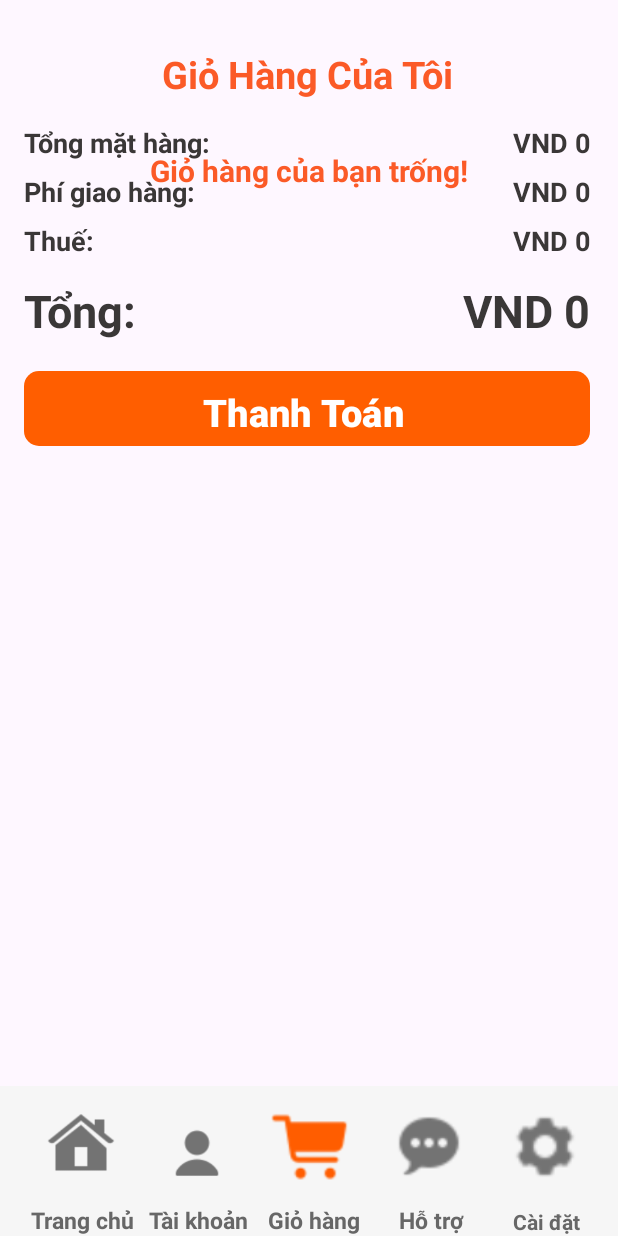
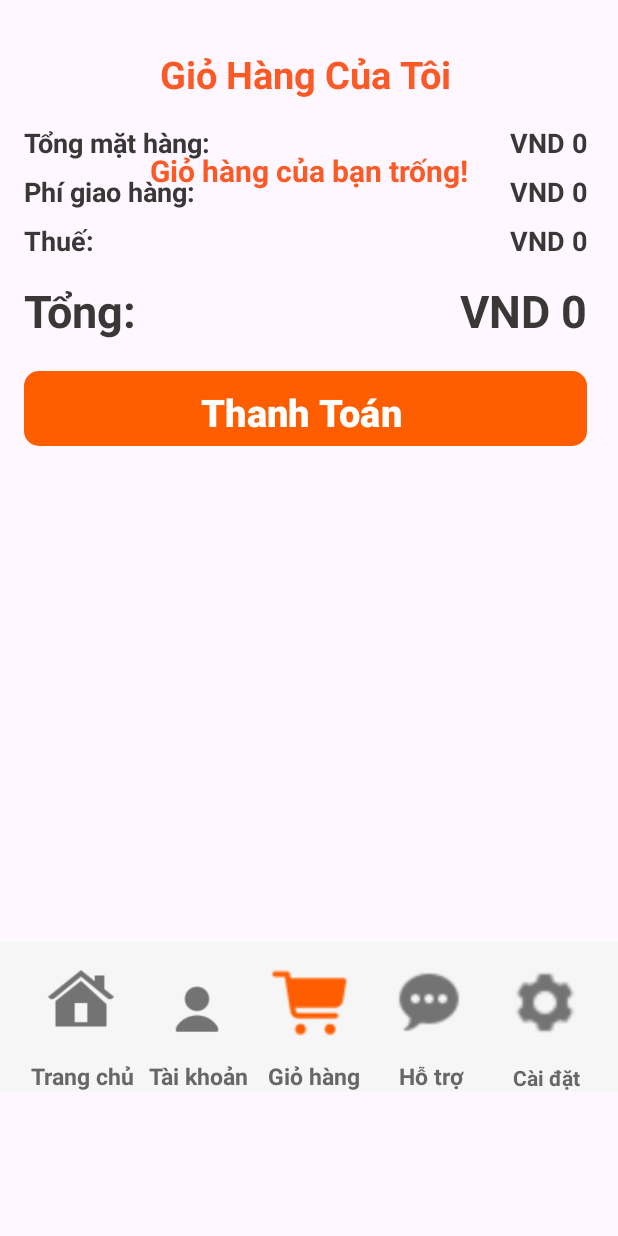
Before and after one commit to damthao2003/FoodApp, an Android app: the layout activity_cart_list.xml on its own in the app's theme, with its tools: preview values and no code run, on a phone screen of 412 x 824 dp. Run offline under Robolectric (Android 15) with nearby library versions, the light colour scheme and no system bars.

Commit message:
update12

```diff
--- a/app/src/main/res/layout/activity_cart_list.xml
+++ b/app/src/main/res/layout/activity_cart_list.xml
@@ -4,14 +4,14 @@
     xmlns:tools="http://schemas.android.com/tools"
     android:id="@+id/main"
     android:layout_width="match_parent"
-    android:layout_height="match_parent"
+    android:layout_height="wrap_content"
     android:visibility="visible"
     tools:context=".model.Activity.CartListActivity">
 
     <ScrollView
         android:id="@+id/scrollview"
-        android:layout_width="409dp"
-        android:layout_height="734dp"
+        android:layout_width="407dp"
+        android:layout_height="628dp"
         app:layout_constraintBottom_toTopOf="@+id/coordinatorLayout2"
         app:layout_constraintEnd_toEndOf="parent"
         app:layout_constraintHorizontal_bias="0.0"
@@ -184,9 +184,9 @@
         android:layout_marginTop="100dp"
         android:layout_marginEnd="100dp"
         android:text="Giỏ hàng của bạn trống!"
+        android:textColor="#FB5A27"
         android:textSize="20sp"
         android:textStyle="bold"
-        android:textColor="#FB5A27"
         app:layout_constraintEnd_toEndOf="parent"
         app:layout_constraintStart_toStartOf="parent"
         app:layout_constraintTop_toTopOf="parent" />
--- a/app/src/main/res/layout/activity_show_detail.xml
+++ b/app/src/main/res/layout/activity_show_detail.xml
@@ -110,10 +110,11 @@
         android:layout_margin="16dp"
         android:background="@drawable/orange_button"
         android:gravity="center"
-        android:text="Add to cart"
+        android:text="Thêm vào giỏ hàng"
         android:textColor="#ffffff"
         android:textSize="23dp"
 
+        android:textStyle="bold"
         app:layout_constraintBottom_toBottomOf="parent"
         app:layout_constraintEnd_toEndOf="parent"
         app:layout_constraintStart_toStartOf="parent" />
```
Also changed, not shown: app/src/main/java/com/example/foodorderingapp/model/Activity/MainActivity.java (+3 -10 lines).
